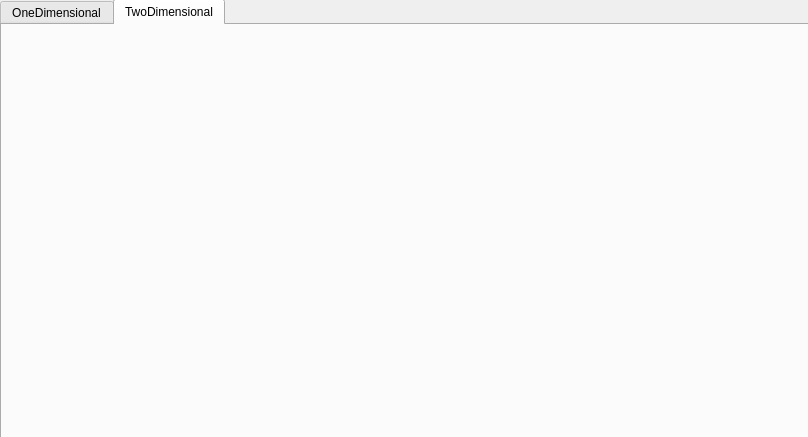
Tchorson/Lato-2019-Wieloskalowe, file view/Gui.ui: the form before one commit.
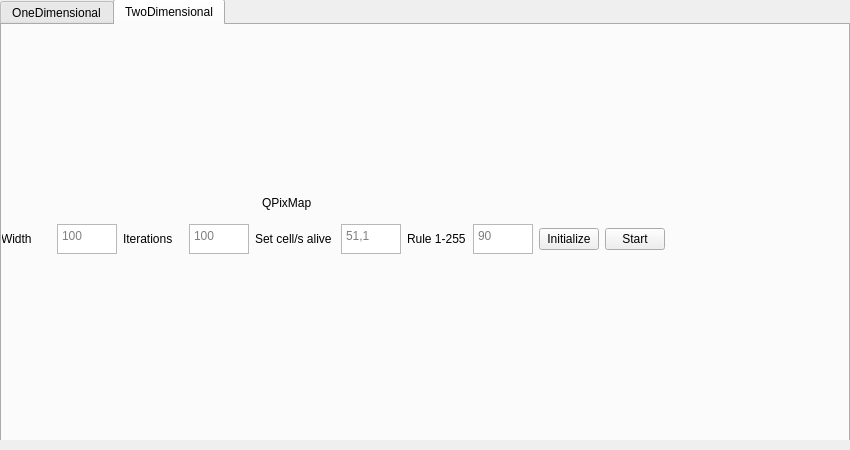
The form after the commit. The open tabs and pages were chosen to show the change.

Commit message: fixed initializing logic from text boxes after clicking the button

```diff
--- a/view/Gui.ui
+++ b/view/Gui.ui
@@ -6,31 +6,79 @@
    <rect>
     <x>0</x>
     <y>0</y>
-    <width>808</width>
-    <height>437</height>
+    <width>850</width>
+    <height>450</height>
    </rect>
   </property>
+  <property name="minimumSize">
+   <size>
+    <width>850</width>
+    <height>450</height>
+   </size>
+  </property>
+  <property name="maximumSize">
+   <size>
+    <width>850</width>
+    <height>450</height>
+   </size>
+  </property>
+  <property name="sizeIncrement">
+   <size>
+    <width>10</width>
+    <height>10</height>
+   </size>
+  </property>
+  <property name="baseSize">
+   <size>
+    <width>100</width>
+    <height>100</height>
+   </size>
+  </property>
   <property name="windowTitle">
-   <string>Dialog</string>
+   <string>Cellular-Automata:Mateusz Tchorek</string>
   </property>
   <property name="autoFillBackground">
    <bool>true</bool>
   </property>
-  <widget class="QWidget" name="horizontalLayoutWidget">
+  <widget class="QWidget" name="horizontalWidget" native="true">
    <property name="geometry">
     <rect>
      <x>0</x>
      <y>-1</y>
-     <width>811</width>
+     <width>850</width>
      <height>441</height>
     </rect>
    </property>
+   <property name="minimumSize">
+    <size>
+     <width>850</width>
+     <height>350</height>
+    </size>
+   </property>
+   <property name="maximumSize">
+    <size>
+     <width>850</width>
+     <height>450</height>
+    </size>
+   </property>
    <layout class="QHBoxLayout" name="mode_menu">
     <property name="sizeConstraint">
      <enum>QLayout::SetMaximumSize</enum>
     </property>
     <item>
      <widget class="QTabWidget" name="tabWidget">
+      <property name="minimumSize">
+       <size>
+        <width>850</width>
+        <height>450</height>
+       </size>
+      </property>
+      <property name="maximumSize">
+       <size>
+        <width>850</width>
+        <height>450</height>
+       </size>
+      </property>
       <property name="currentIndex">
        <number>0</number>
       </property>
@@ -38,11 +86,506 @@
        <attribute name="title">
         <string>OneDimensional</string>
        </attribute>
+       <widget class="QWidget" name="horizontalLayoutWidget_7">
+        <property name="geometry">
+         <rect>
+          <x>0</x>
+          <y>0</y>
+          <width>980</width>
+          <height>321</height>
+         </rect>
+        </property>
+        <layout class="QHBoxLayout" name="horizontalLayout_4">
+         <item>
+          <layout class="QFormLayout" name="formLayout">
+           <item row="2" column="1">
+            <layout class="QHBoxLayout" name="horizontalLayout_3"/>
+           </item>
+           <item row="1" column="0">
+            <layout class="QHBoxLayout" name="width_layout_horizontal">
+             <item>
+              <widget class="QLabel" name="widthLabel1D">
+               <property name="minimumSize">
+                <size>
+                 <width>60</width>
+                 <height>0</height>
+                </size>
+               </property>
+               <property name="maximumSize">
+                <size>
+                 <width>60</width>
+                 <height>16777215</height>
+                </size>
+               </property>
+               <property name="text">
+                <string>Width</string>
+               </property>
+              </widget>
+             </item>
+             <item>
+              <widget class="QTextEdit" name="widthText1D">
+               <property name="minimumSize">
+                <size>
+                 <width>60</width>
+                 <height>30</height>
+                </size>
+               </property>
+               <property name="maximumSize">
+                <size>
+                 <width>60</width>
+                 <height>30</height>
+                </size>
+               </property>
+               <property name="documentTitle">
+                <string/>
+               </property>
+               <property name="placeholderText">
+                <string>100</string>
+               </property>
+              </widget>
+             </item>
+             <item>
+              <layout class="QHBoxLayout" name="iterationsLayout">
+               <item>
+                <widget class="QLabel" name="iterationsLabel1D">
+                 <property name="minimumSize">
+                  <size>
+                   <width>60</width>
+                   <height>0</height>
+                  </size>
+                 </property>
+                 <property name="maximumSize">
+                  <size>
+                   <width>60</width>
+                   <height>16777215</height>
+                  </size>
+                 </property>
+                 <property name="text">
+                  <string>Iterations</string>
+                 </property>
+                </widget>
+               </item>
+               <item>
+                <widget class="QTextEdit" name="iterationsText1D">
+                 <property name="minimumSize">
+                  <size>
+                   <width>60</width>
+                   <height>30</height>
+                  </size>
+                 </property>
+                 <property name="maximumSize">
+                  <size>
+                   <width>60</width>
+                   <height>30</height>
+                  </size>
+                 </property>
+                 <property name="placeholderText">
+                  <string>100</string>
+                 </property>
+                </widget>
+               </item>
+               <item>
+                <layout class="QHBoxLayout" name="aliveLayout">
+                 <item>
+                  <widget class="QLabel" name="aliveCellsArrayLabel1D">
+                   <property name="minimumSize">
+                    <size>
+                     <width>100</width>
+                     <height>0</height>
+                    </size>
+                   </property>
+                   <property name="maximumSize">
+                    <size>
+                     <width>100</width>
+                     <height>16777215</height>
+                    </size>
+                   </property>
+                   <property name="text">
+                    <string>Set cell/s alive</string>
+                   </property>
+                  </widget>
+                 </item>
+                 <item>
+                  <widget class="QTextEdit" name="aliveCellsText1D">
+                   <property name="minimumSize">
+                    <size>
+                     <width>60</width>
+                     <height>30</height>
+                    </size>
+                   </property>
+                   <property name="maximumSize">
+                    <size>
+                     <width>60</width>
+                     <height>30</height>
+                    </size>
+                   </property>
+                   <property name="placeholderText">
+                    <string>51,1</string>
+                   </property>
+                  </widget>
+                 </item>
+                 <item>
+                  <layout class="QHBoxLayout" name="ruleLayout">
+                   <item>
+                    <widget class="QLabel" name="ruleLabel1D">
+                     <property name="minimumSize">
+                      <size>
+                       <width>70</width>
+                       <height>0</height>
+                      </size>
+                     </property>
+                     <property name="maximumSize">
+                      <size>
+                       <width>70</width>
+                       <height>16777215</height>
+                      </size>
+                     </property>
+                     <property name="sizeIncrement">
+                      <size>
+                       <width>100</width>
+                       <height>0</height>
+                      </size>
+                     </property>
+                     <property name="baseSize">
+                      <size>
+                       <width>100</width>
+                       <height>0</height>
+                      </size>
+                     </property>
+                     <property name="text">
+                      <string>Rule 1-255</string>
+                     </property>
+                    </widget>
+                   </item>
+                   <item>
+                    <widget class="QTextEdit" name="ruleText1D">
+                     <property name="minimumSize">
+                      <size>
+                       <width>60</width>
+                       <height>30</height>
+                      </size>
+                     </property>
+                     <property name="maximumSize">
+                      <size>
+                       <width>60</width>
+                       <height>30</height>
+                      </size>
+                     </property>
+                     <property name="placeholderText">
+                      <string>90</string>
+                     </property>
+                    </widget>
+                   </item>
+                  </layout>
+                 </item>
+                </layout>
+               </item>
+              </layout>
+             </item>
+             <item>
+              <widget class="QPushButton" name="initializeGameButton1D">
+               <property name="minimumSize">
+                <size>
+                 <width>60</width>
+                 <height>0</height>
+                </size>
+               </property>
+               <property name="maximumSize">
+                <size>
+                 <width>60</width>
+                 <height>16777215</height>
+                </size>
+               </property>
+               <property name="text">
+                <string>Initialize</string>
+               </property>
+              </widget>
+             </item>
+             <item>
+              <widget class="QPushButton" name="beginGameButton1D">
+               <property name="minimumSize">
+                <size>
+                 <width>60</width>
+                 <height>0</height>
+                </size>
+               </property>
+               <property name="maximumSize">
+                <size>
+                 <width>60</width>
+                 <height>16777215</height>
+                </size>
+               </property>
+               <property name="text">
+                <string>Start</string>
+               </property>
+              </widget>
+             </item>
+            </layout>
+           </item>
+          </layout>
+         </item>
+        </layout>
+       </widget>
+       <widget class="QLabel" name="qpixmapLabel1D">
+        <property name="geometry">
+         <rect>
+          <x>300</x>
+          <y>160</y>
+          <width>55</width>
+          <height>16</height>
+         </rect>
+        </property>
+        <property name="text">
+         <string>QPixMap</string>
+        </property>
+       </widget>
       </widget>
       <widget class="QWidget" name="TwoDimensionalTab">
        <attribute name="title">
         <string>TwoDimensional</string>
        </attribute>
+       <widget class="QLabel" name="qpixmapLabel2D">
+        <property name="geometry">
+         <rect>
+          <x>260</x>
+          <y>170</y>
+          <width>55</width>
+          <height>16</height>
+         </rect>
+        </property>
+        <property name="text">
+         <string>QPixMap</string>
+        </property>
+       </widget>
+       <widget class="QWidget" name="formLayoutWidget_2">
+        <property name="geometry">
+         <rect>
+          <x>-1</x>
+          <y>9</y>
+          <width>851</width>
+          <height>411</height>
+         </rect>
+        </property>
+        <layout class="QFormLayout" name="formLayout_2">
+         <item row="0" column="0">
+          <layout class="QHBoxLayout" name="horizontalLayout_7">
+           <item>
+            <layout class="QHBoxLayout" name="horizontalLayout_8">
+             <item>
+              <layout class="QHBoxLayout" name="width_layout_horizontal_3">
+               <item>
+                <widget class="QLabel" name="widthLabel_2D">
+                 <property name="minimumSize">
+                  <size>
+                   <width>50</width>
+                   <height>0</height>
+                  </size>
+                 </property>
+                 <property name="maximumSize">
+                  <size>
+                   <width>50</width>
+                   <height>16777215</height>
+                  </size>
+                 </property>
+                 <property name="text">
+                  <string>Width</string>
+                 </property>
+                </widget>
+               </item>
+               <item>
+                <widget class="QTextEdit" name="widthText_2D">
+                 <property name="minimumSize">
+                  <size>
+                   <width>60</width>
+                   <height>30</height>
+                  </size>
+                 </property>
+                 <property name="maximumSize">
+                  <size>
+                   <width>60</width>
+                   <height>30</height>
+                  </size>
+                 </property>
+                 <property name="documentTitle">
+                  <string/>
+                 </property>
+                 <property name="placeholderText">
+                  <string>100</string>
+                 </property>
+                </widget>
+               </item>
+               <item>
+                <layout class="QHBoxLayout" name="iterationsLayout_3">
+                 <item>
+                  <widget class="QLabel" name="iterationsLabel_2D">
+                   <property name="minimumSize">
+                    <size>
+                     <width>60</width>
+                     <height>0</height>
+                    </size>
+                   </property>
+                   <property name="maximumSize">
+                    <size>
+                     <width>60</width>
+                     <height>16777215</height>
+                    </size>
+                   </property>
+                   <property name="text">
+                    <string>Iterations</string>
+                   </property>
+                  </widget>
+                 </item>
+                 <item>
+                  <widget class="QTextEdit" name="iterationsText_2D">
+                   <property name="minimumSize">
+                    <size>
+                     <width>60</width>
+                     <height>30</height>
+                    </size>
+                   </property>
+                   <property name="maximumSize">
+                    <size>
+                     <width>60</width>
+                     <height>30</height>
+                    </size>
+                   </property>
+                   <property name="placeholderText">
+                    <string>100</string>
+                   </property>
+                  </widget>
+                 </item>
+                 <item>
+                  <layout class="QHBoxLayout" name="aliveLayout_3">
+                   <item>
+                    <widget class="QLabel" name="aliveCellsArrayLabel_2D">
+                     <property name="minimumSize">
+                      <size>
+                       <width>80</width>
+                       <height>0</height>
+                      </size>
+                     </property>
+                     <property name="maximumSize">
+                      <size>
+                       <width>80</width>
+                       <height>16777215</height>
+                      </size>
+                     </property>
+                     <property name="text">
+                      <string>Set cell/s alive</string>
+                     </property>
+                    </widget>
+                   </item>
+                   <item>
+                    <widget class="QTextEdit" name="aliveCellsText_2D">
+                     <property name="minimumSize">
+                      <size>
+                       <width>60</width>
+                       <height>30</height>
+                      </size>
+                     </property>
+                     <property name="maximumSize">
+                      <size>
+                       <width>60</width>
+                       <height>30</height>
+                      </size>
+                     </property>
+                     <property name="placeholderText">
+                      <string>51,1</string>
+                     </property>
+                    </widget>
+                   </item>
+                   <item>
+                    <layout class="QHBoxLayout" name="ruleLayout_3">
+                     <item>
+                      <widget class="QLabel" name="ruleLabel_2D">
+                       <property name="minimumSize">
+                        <size>
+                         <width>60</width>
+                         <height>0</height>
+                        </size>
+                       </property>
+                       <property name="maximumSize">
+                        <size>
+                         <width>60</width>
+                         <height>16777215</height>
+                        </size>
+                       </property>
+                       <property name="text">
+                        <string>Rule 1-255</string>
+                       </property>
+                      </widget>
+                     </item>
+                     <item>
+                      <widget class="QTextEdit" name="ruleText_2D">
+                       <property name="minimumSize">
+                        <size>
+                         <width>60</width>
+                         <height>30</height>
+                        </size>
+                       </property>
+                       <property name="maximumSize">
+                        <size>
+                         <width>60</width>
+                         <height>30</height>
+                        </size>
+                       </property>
+                       <property name="placeholderText">
+                        <string>90</string>
+                       </property>
+                      </widget>
+                     </item>
+                    </layout>
+                   </item>
+                  </layout>
+                 </item>
+                </layout>
+               </item>
+              </layout>
+             </item>
+            </layout>
+           </item>
+           <item>
+            <widget class="QPushButton" name="initializeGameButton_2D">
+             <property name="minimumSize">
+              <size>
+               <width>60</width>
+               <height>0</height>
+              </size>
+             </property>
+             <property name="maximumSize">
+              <size>
+               <width>60</width>
+               <height>16777215</height>
+              </size>
+             </property>
+             <property name="text">
+              <string>Initialize</string>
+             </property>
+            </widget>
+           </item>
+           <item>
+            <widget class="QPushButton" name="beginGameButton_2D">
+             <property name="minimumSize">
+              <size>
+               <width>60</width>
+               <height>0</height>
+              </size>
+             </property>
+             <property name="maximumSize">
+              <size>
+               <width>60</width>
+               <height>16777215</height>
+              </size>
+             </property>
+             <property name="text">
+              <string>Start</string>
+             </property>
+            </widget>
+           </item>
+          </layout>
+         </item>
+        </layout>
+       </widget>
       </widget>
      </widget>
     </item>
```
The commit also changes 7 other files.
